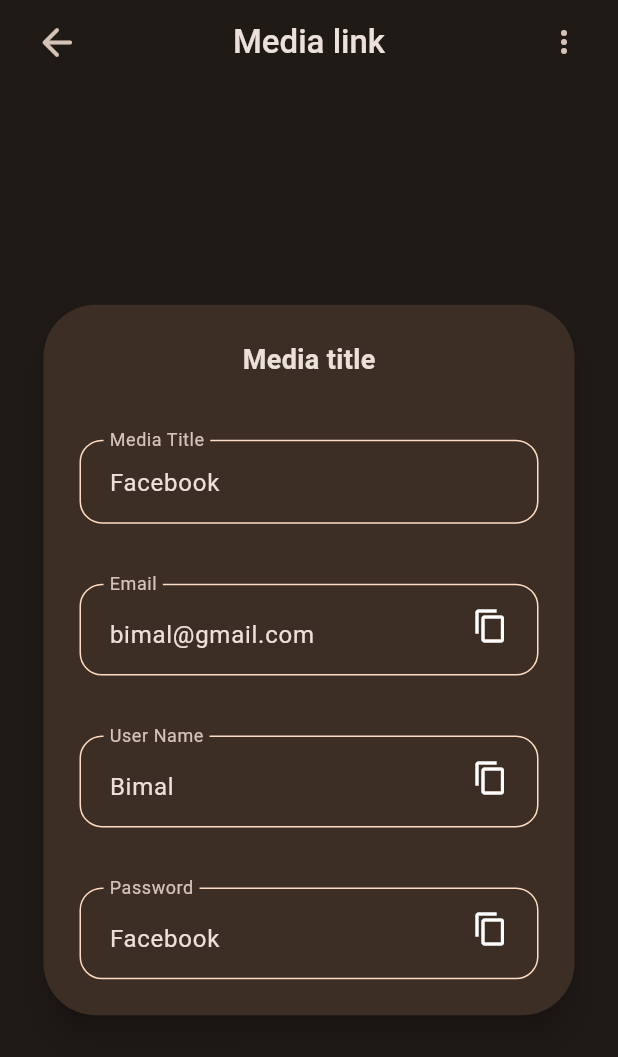
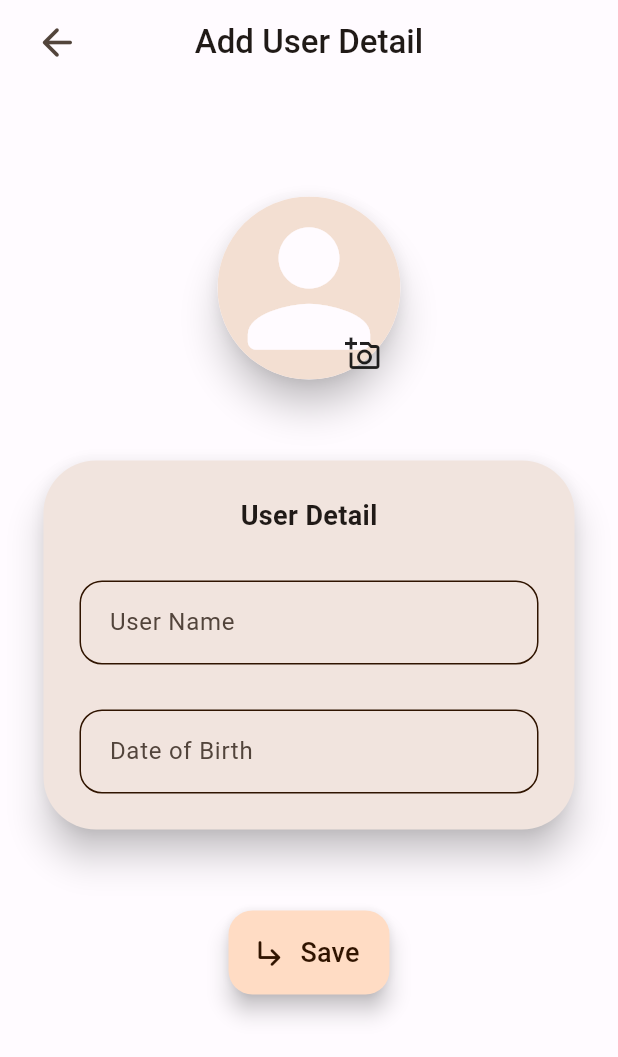
Before and after one commit to ck-lamib/Bimir-Lock, a Flutter app: the screen it shows after launch, on a phone screen of 412 x 824 dp. Shown: the top 1057 px of the screen. Run offline on Flutter 3.47's test engine with Material 2 defaults, Android fonts, the phone set to English and light mode, and no system bars; our stand-ins replace bloc, flutter_slidable.

Commit message:
Add user detail page

```diff
--- /dev/null
+++ b/lib/bloc/bimir_lock_event.dart
@@ -0,0 +1,3 @@
+part of 'bimir_lock_bloc.dart';
+
+abstract class BimirLockEvent {}
--- /dev/null
+++ b/lib/bloc/bimir_lock_state.dart
@@ -0,0 +1,5 @@
+part of 'bimir_lock_bloc.dart';
+
+abstract class BimirLockState {}
+
+class BimirLockInitial extends BimirLockState {}
--- a/lib/main.dart
+++ b/lib/main.dart
@@ -1,8 +1,7 @@
 import 'package:bimir_lock/utils/app_theme.dart';
-import 'package:bimir_lock/views/passwordDetail/password_detail.dart';
+import 'package:bimir_lock/views/add_user_detail.dart';
+import 'package:bimir_lock/views/password_detail.dart';
 import 'package:flutter/material.dart';
-
-import 'views/HomePage/home_page.dart';
 
 void main() {
   WidgetsFlutterBinding.ensureInitialized();
@@ -15,10 +14,10 @@ class BimirLock extends StatelessWidget {
   @override
   Widget build(BuildContext context) {
     return MaterialApp(
-      theme: darkTheme,
+      theme: lightTheme,
       darkTheme: darkTheme,
       debugShowCheckedModeBanner: false,
-      home: PasswordDetailPage(),
+      home: AddUserDetailPage(),
     );
   }
 }
--- /dev/null
+++ b/lib/views/add_user_detail.dart
@@ -0,0 +1,178 @@
+import 'package:flutter/material.dart';
+
+import '../widgets/custom/custom_text_field.dart';
+
+class AddUserDetailPage extends StatelessWidget {
+  const AddUserDetailPage({super.key});
+
+  @override
+  Widget build(BuildContext context) {
+    var theme = Theme.of(context);
+    return GestureDetector(
+      onTap: () => FocusScope.of(context).unfocus(),
+      child: Scaffold(
+        appBar: AppBar(
+          leading: Padding(
+            padding: const EdgeInsets.only(left: 15),
+            child: IconButton(
+              onPressed: () => Navigator.of(context).pop(),
+              highlightColor: Colors.transparent,
+              icon: Icon(
+                Icons.arrow_back_rounded,
+                color: theme.colorScheme.onSurfaceVariant,
+                size: 30,
+              ),
+            ),
+          ),
+          automaticallyImplyLeading: false,
+          title: const Text(
+            "Add User Detail",
+            style: TextStyle(
+              fontWeight: FontWeight.w500,
+            ),
+          ),
+          centerTitle: true,
+        ),
+        body: Padding(
+          padding: const EdgeInsets.all(25),
+          child: Center(
+            child: Column(
+              crossAxisAlignment: CrossAxisAlignment.center,
+              children: [
+                const SizedBox(
+                  height: 50,
+                ),
+                Stack(
+                  children: [
+                    GestureDetector(
+                      onTap: () {
+                        // c.showImagePicker(context);
+                      },
+                      child: Material(
+                        elevation: 10,
+                        borderRadius: BorderRadius.circular(100.0),
+                        child: ClipOval(
+                          child:
+                              // Obx(
+                              //   () => c.imageFile.value != null
+                              //       ?
+                              Container(
+                            color: theme.colorScheme.surfaceVariant,
+
+                            height: 122,
+                            width: 122,
+                            child: FittedBox(
+                              child: Icon(
+                                Icons.person_rounded,
+                                color: theme.colorScheme.background,
+                              ),
+                            ),
+                            // Image.file(
+                            //   c.imageFile.value!,
+                            //   fit: BoxFit.cover,
+                            // ),
+                          ),
+                          // : CachedNetworkImage(
+                          //     height: 122,
+                          //     width: 122,
+                          //     errorWidget: (context, url, error) =>
+                          //         Image.asset(ImagePath.defaultAvatar),
+                          //     placeholder: (context, url) =>
+                          //         Image.asset(ImagePath.defaultAvatar),
+                          //     imageUrl: c.initialImageUrl,
+                          //     fit: BoxFit.cover,
+                          //   ),
+                        ),
+                      ),
+                    ),
+                    Positioned(
+                      bottom: 5,
+                      right: 13,
+                      child: InkWell(
+                        onTap: () {
+                          // c.showImagePicker(context);
+                        },
+                        child: const Icon(Icons.add_a_photo_outlined),
+                      ),
+                    ),
+                  ],
+                ),
+                const SizedBox(
+                  height: 50,
+                ),
+                Card(
+                  shape: RoundedRectangleBorder(
+                    borderRadius: BorderRadius.circular(35.0),
+                  ),
+                  elevation: 10,
+                  semanticContainer: false,
+                  surfaceTintColor: theme.colorScheme.surfaceTint,
+                  child: Padding(
+                    padding: const EdgeInsets.all(24.0),
+                    child: Column(
+                      mainAxisAlignment: MainAxisAlignment.center,
+                      crossAxisAlignment: CrossAxisAlignment.center,
+                      mainAxisSize: MainAxisSize.min,
+                      children: [
+                        const Text(
+                          "User Detail",
+                          style: TextStyle(
+                            fontSize: 18,
+                            fontWeight: FontWeight.bold,
+                          ),
+                        ),
+                        const SizedBox(
+                          height: 30,
+                        ),
+                        BimirLockTextField(
+                          label: "User Name",
+                          controller: TextEditingController(),
+                        ),
+                        const SizedBox(
+                          height: 30,
+                        ),
+                        BimirLockTextField(
+                          label: "Date of Birth",
+                          controller: TextEditingController(),
+                          onTap: () async {
+                            DateTime? pickedDate = await showDatePicker(
+                              context: context,
+                              initialDate: DateTime(DateTime.now().year),
+                              firstDate: DateTime(DateTime.now().year - 100),
+                              lastDate: DateTime(DateTime.now().year),
+                            );
+
+                            if (pickedDate != null) {
+                              // log("===============>>>>$pickedDate");
+                              // selectedDate.value = DateFormat('yyyy-MM-dd').format(pickedDate);
+                              // dateOfBirthController.text = selectedDate.value;
+                            } else {
+                              // log("==============>>>>>>> Date is not selected");
+                            }
+                          },
+                        ),
+                      ],
+                    ),
+                  ),
+                ),
+                const SizedBox(
+                  height: 50,
+                ),
+                FloatingActionButton.extended(
+                    onPressed: () {},
+                    icon: const Icon(Icons.subdirectory_arrow_right_rounded),
+                    label: const Text(
+                      "Save",
+                      style: TextStyle(
+                        fontSize: 18,
+                        fontWeight: FontWeight.w500,
+                      ),
+                    )),
+              ],
+            ),
+          ),
+        ),
+      ),
+    );
+  }
+}
--- a/lib/views/bimirLockDrawer/bimir_lock_drawer_event.dart
+++ /dev/null
@@ -1,4 +0,0 @@
-part of 'bimir_lock_drawer_bloc.dart';
-
-@immutable
-abstract class BimirLockDrawerEvent {}
--- a/lib/views/bimirLockDrawer/bimir_lock_drawer_state.dart
+++ /dev/null
@@ -1,6 +0,0 @@
-part of 'bimir_lock_drawer_bloc.dart';
-
-@immutable
-abstract class BimirLockDrawerState {}
-
-class BimirLockDrawerInitial extends BimirLockDrawerState {}
--- a/lib/views/homePage/home_page_event.dart
+++ /dev/null
@@ -1,4 +0,0 @@
-part of 'home_page_bloc.dart';
-
-@immutable
-abstract class HomePageEvent {}
--- a/lib/views/homePage/home_page_state.dart
+++ /dev/null
@@ -1,6 +0,0 @@
-part of 'home_page_bloc.dart';
-
-@immutable
-abstract class HomePageState {}
-
-class HomePageInitial extends HomePageState {}
--- a/lib/views/homePage/home_page.dart
+++ b/lib/views/home_page.dart
@@ -1,7 +1,7 @@
 import 'package:flutter/material.dart';
 
-import '../../widgets/custom/custom_text_field.dart';
-import '../../widgets/slidable_list_tile.dart';
+import '../widgets/custom/custom_text_field.dart';
+import '../widgets/slidable_list_tile.dart';
 
 class HomePage extends StatelessWidget {
   const HomePage({
--- a/lib/views/passwordDetail/password_detail_bloc.dart
+++ /dev/null
@@ -1,13 +0,0 @@
-import 'package:bloc/bloc.dart';
-import 'package:flutter/material.dart';
-
-part 'password_detail_event.dart';
-part 'password_detail_state.dart';
-
-class PasswordDetailBloc extends Bloc<PasswordDetailEvent, PasswordDetailState> {
-  PasswordDetailBloc() : super(PasswordDetailInitial()) {
-    on<PasswordDetailEvent>((event, emit) {
-      // TODO: implement event handler
-    });
-  }
-}
--- a/lib/views/passwordDetail/password_detail_event.dart
+++ /dev/null
@@ -1,4 +0,0 @@
-part of 'password_detail_bloc.dart';
-
-@immutable
-abstract class PasswordDetailEvent {}
--- a/lib/views/passwordDetail/password_detail_state.dart
+++ /dev/null
@@ -1,6 +0,0 @@
-part of 'password_detail_bloc.dart';
-
-@immutable
-abstract class PasswordDetailState {}
-
-class PasswordDetailInitial extends PasswordDetailState {}
```
Also changed, not shown: lib/bloc/bimir_lock_bloc.dart (added, +12 -0 lines), lib/views/bimirLockDrawer/bimir_lock_drawer_bloc.dart (deleted, +0 -13 lines), lib/views/homePage/home_page_bloc.dart (deleted, +0 -13 lines), lib/views/password_detail.dart (renamed from lib/views/passwordDetail/password_detail.dart, +20 -2 lines), lib/widgets/bimir_lock_drawer.dart (renamed from lib/views/bimirLockDrawer/bimir_lock_drawer.dart).
